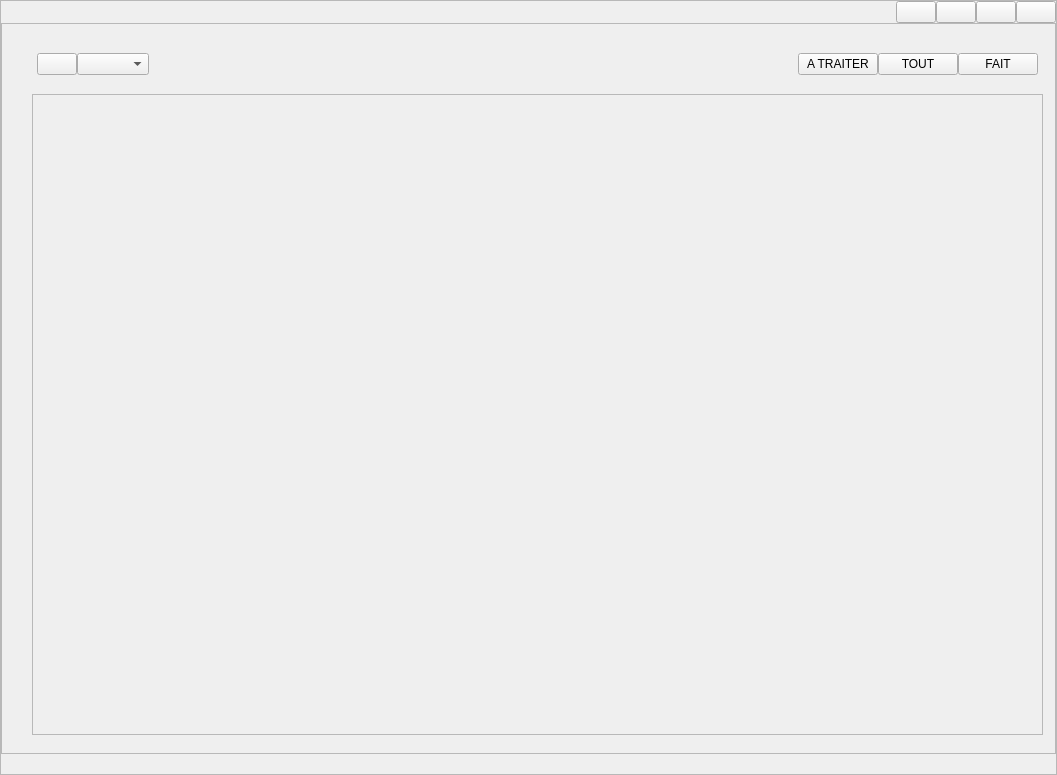
Above: src/gui/ui/main.ui from LaM0uette/MyDLG before the change. Below: the same form after it.
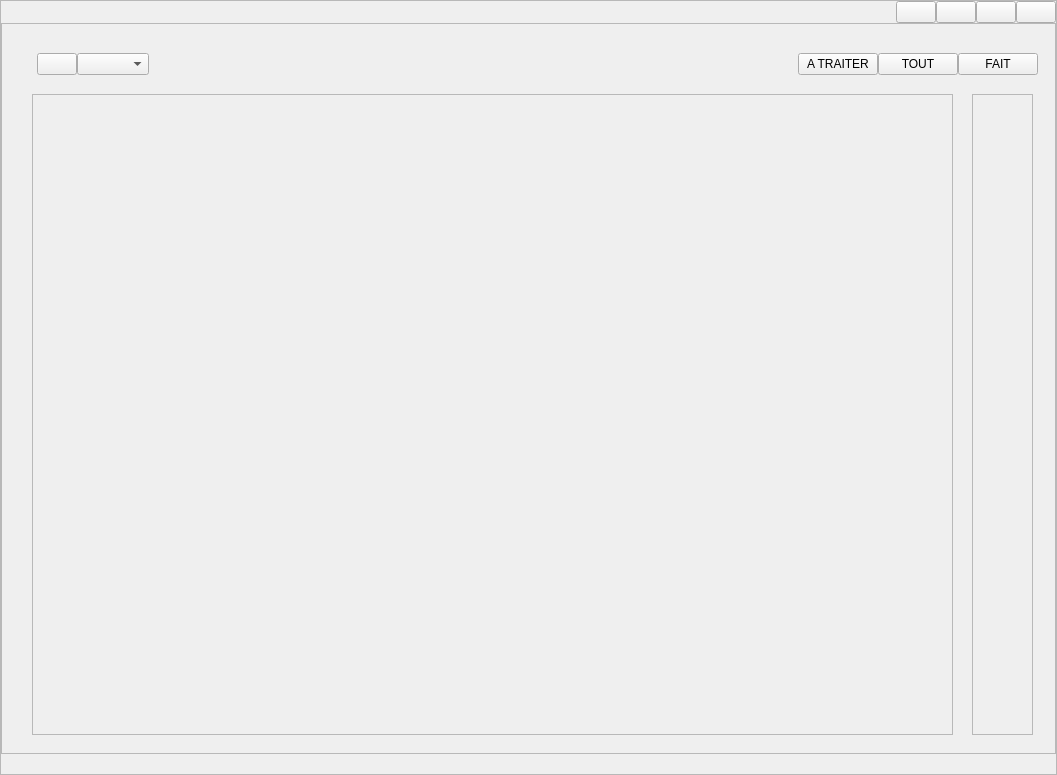
That is the form after the change.

Commit message: page dlg - ui - body + tools

What changed in the file:
```diff
--- a/src/gui/ui/main.ui
+++ b/src/gui/ui/main.ui
@@ -260,7 +260,23 @@
               <rect>
                <x>30</x>
                <y>70</y>
-               <width>1011</width>
+               <width>921</width>
+               <height>641</height>
+              </rect>
+             </property>
+             <property name="frameShape">
+              <enum>QFrame::StyledPanel</enum>
+             </property>
+             <property name="frameShadow">
+              <enum>QFrame::Raised</enum>
+             </property>
+            </widget>
+            <widget class="QFrame" name="fr_dlg_tools">
+             <property name="geometry">
+              <rect>
+               <x>970</x>
+               <y>70</y>
+               <width>61</width>
                <height>641</height>
               </rect>
              </property>
```
The commit also changes 3 other files.
